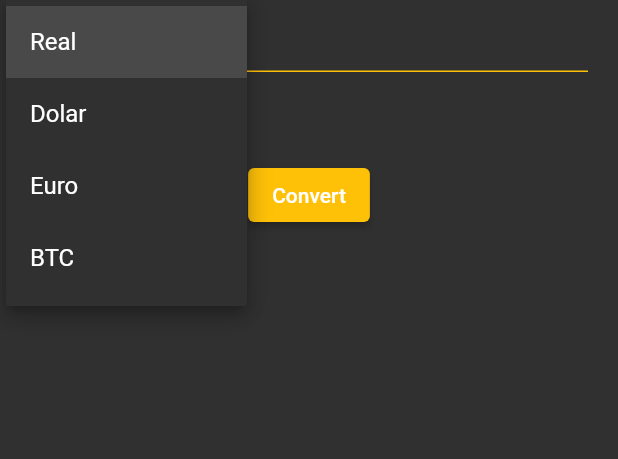
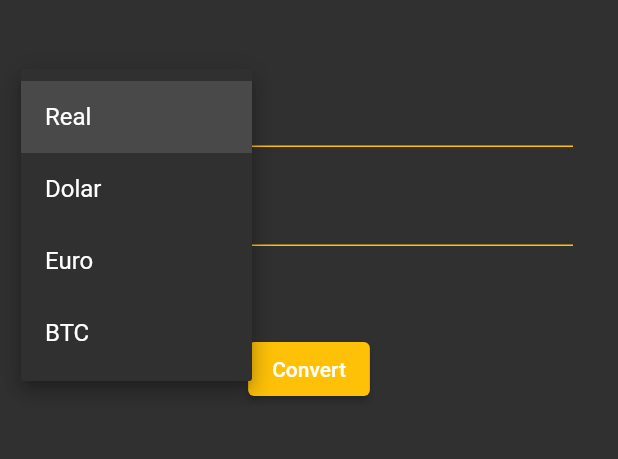
Before and after one commit to juarezmeneses/app-currency-converter, a Flutter app: the screen it shows after launch, after a tap on "Real", on a phone screen of 412 x 824 dp, the part 375-834 px from its top. Run offline on Flutter 3.47's test engine with Material 2 defaults, Android fonts, the light colour scheme and no system bars.

Commit message:
First component

```diff
--- /dev/null
+++ b/app_currency_converter/lib/app/components/currency_box.dart
@@ -0,0 +1,82 @@
+import 'package:flutter/material.dart';
+import 'package:flutter/src/foundation/key.dart';
+import 'package:flutter/src/widgets/framework.dart';
+
+class CurrencyBox extends StatefulWidget {
+  const CurrencyBox({Key? key}) : super(key: key);
+
+  @override
+  State<CurrencyBox> createState() => _CurrencyBoxState();
+}
+
+class _CurrencyBoxState extends State<CurrencyBox> {
+  String _dropdownValue = "Real";
+  List<String> dropDownOptions = [
+    "Real",
+    "Dolar",
+    "Euro",
+    "BTC",
+  ];
+
+  void dropdownCallback(String? selectedValue) {
+    if (selectedValue is String) {
+      setState(() {
+        _dropdownValue = selectedValue;
+      });
+    }
+  }
+
+  @override
+  Widget build(BuildContext context) {
+    return Row(
+      crossAxisAlignment: CrossAxisAlignment.start,
+      children: [
+        Expanded(
+            flex: 1,
+            child: SizedBox(
+              height: 56,
+              child: DropdownButton(
+                iconEnabledColor: Colors.amber,
+                isExpanded: true,
+                underline: Container(
+                  height: 1,
+                  color: Colors.amber,
+                ),
+                items: const [
+                  DropdownMenuItem(
+                    child: Text('Real'),
+                    value: "Real",
+                  ),
+                  DropdownMenuItem(
+                    child: Text('Dolar'),
+                    value: "Dolar",
+                  ),
+                  DropdownMenuItem(
+                    child: Text('Euro'),
+                    value: "Euro",
+                  ),
+                  DropdownMenuItem(
+                    child: Text('BTC'),
+                    value: "BTC",
+                  ),
+                ],
+                value: _dropdownValue,
+                onChanged: dropdownCallback,
+              ),
+            )),
+        SizedBox(width: 10),
+        const Expanded(
+            flex: 2,
+            child: TextField(
+              decoration: InputDecoration(
+                  enabledBorder: UnderlineInputBorder(
+                    borderSide: BorderSide(color: Colors.amber),
+                  ),
+                  focusedBorder: UnderlineInputBorder(
+                    borderSide: BorderSide(color: Colors.amber),
+                  )),
+            )),
+      ],
+    );
+  }
+}
--- a/app_currency_converter/lib/app/views/home.dart
+++ b/app_currency_converter/lib/app/views/home.dart
@@ -1,30 +1,10 @@
+import 'package:app_currency_converter/app/components/currency_box.dart';
 import 'package:flutter/cupertino.dart';
 import 'package:flutter/material.dart';
 
-class HomeView extends StatefulWidget {
+class HomeView extends StatelessWidget {
   const HomeView({Key? key, required this.title}) : super(key: key);
   final String title;
-
-  @override
-  State<HomeView> createState() => _HomeViewState();
-}
-
-class _HomeViewState extends State<HomeView> {
-  String _dropdownValue = "Real";
-  List<String> dropDownOptions = [
-    "Real",
-    "Dolar",
-    "Euro",
-    "BTC",
-  ];
-
-  void dropdownCallback(String? selectedValue) {
-    if (selectedValue is String) {
-      setState(() {
-        _dropdownValue = selectedValue;
-      });
-    }
-  }
 
   @override
   Widget build(BuildContext context) {
@@ -34,7 +14,7 @@ class _HomeViewState extends State<HomeView> {
         height: MediaQuery.of(context).size.height,
         child: Padding(
           padding:
-              const EdgeInsets.only(left: 20, right: 20, top: 100, bottom: 20),
+              const EdgeInsets.only(left: 30, right: 30, top: 100, bottom: 20),
           child: Column(
             children: [
               Image.asset(
@@ -42,58 +22,10 @@ class _HomeViewState extends State<HomeView> {
                 width: 150,
                 height: 150,
               ),
-              SizedBox(
-                width: MediaQuery.of(context).size.width,
-                child: Row(
-                  crossAxisAlignment: CrossAxisAlignment.start,
-                  children: [
-                    Expanded(
-                        flex: 1,
-                        child: SizedBox(
-                          height: 56,
-                          child: DropdownButton(
-                            isExpanded: true,
-                            underline: Container(
-                              height: 1,
-                              color: Colors.amber,
-                            ),
-                            items: const [
-                              DropdownMenuItem(
-                                child: Text('Real'),
-                                value: "Real",
-                              ),
-                              DropdownMenuItem(
-                                child: Text('Dolar'),
-                                value: "Dolar",
-                              ),
-                              DropdownMenuItem(
-                                child: Text('Euro'),
-                                value: "Euro",
-                              ),
-                              DropdownMenuItem(
-                                child: Text('BTC'),
-                                value: "BTC",
-                              ),
-                            ],
-                            value: _dropdownValue,
-                            onChanged: dropdownCallback,
-                          ),
-                        )),
-                    SizedBox(width: 10),
-                    const Expanded(
-                        flex: 2,
-                        child: TextField(
-                          decoration: InputDecoration(
-                              enabledBorder: UnderlineInputBorder(
-                                borderSide: BorderSide(color: Colors.amber),
-                              ),
-                              focusedBorder: UnderlineInputBorder(
-                                borderSide: BorderSide(color: Colors.amber),
-                              )),
-                        )),
-                  ],
-                ),
-              ),
+              SizedBox(height: 50),
+              CurrencyBox(),
+              SizedBox(height: 10),
+              CurrencyBox(),
               SizedBox(height: 50),
               ElevatedButton(
                 style: ElevatedButton.styleFrom(
```
